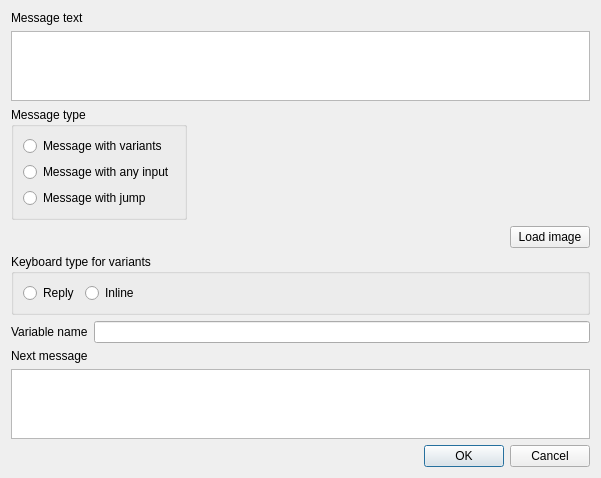
cuttlesystems/simplegram, file simple_gram_desktop/constructor_app/widgets/bot_editor/message_editor_dialog.ui: the form before one commit.
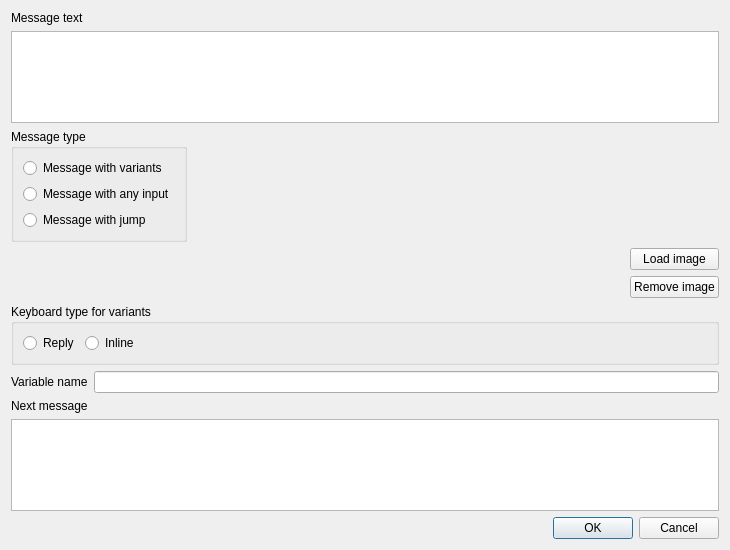
The form after the commit. Custom widgets are drawn as their Qt base class.

Commit message: qt: добавил кнопку remove_image

Patch:
```diff
--- a/simple_gram_desktop/constructor_app/widgets/bot_editor/message_editor_dialog.ui
+++ b/simple_gram_desktop/constructor_app/widgets/bot_editor/message_editor_dialog.ui
@@ -6,8 +6,8 @@
    <rect>
     <x>0</x>
     <y>0</y>
-    <width>601</width>
-    <height>474</height>
+    <width>730</width>
+    <height>550</height>
    </rect>
   </property>
   <property name="windowTitle">
@@ -119,6 +119,8 @@
       </spacer>
      </item>
      <item>
+      <layout class="QVBoxLayout" name="verticalLayout_4">
+       <item>
       <widget class="QPushButton" name="load_image_button">
        <property name="maximumSize">
         <size>
@@ -133,6 +135,15 @@
         <string>Load image</string>
        </property>
       </widget>
+       </item>
+       <item>
+        <widget class="QPushButton" name="remove_image_button">
+         <property name="text">
+          <string>Remove image</string>
+         </property>
+        </widget>
+       </item>
+      </layout>
      </item>
     </layout>
    </item>
```
Lines whose indentation alone changed are shown as unchanged.
